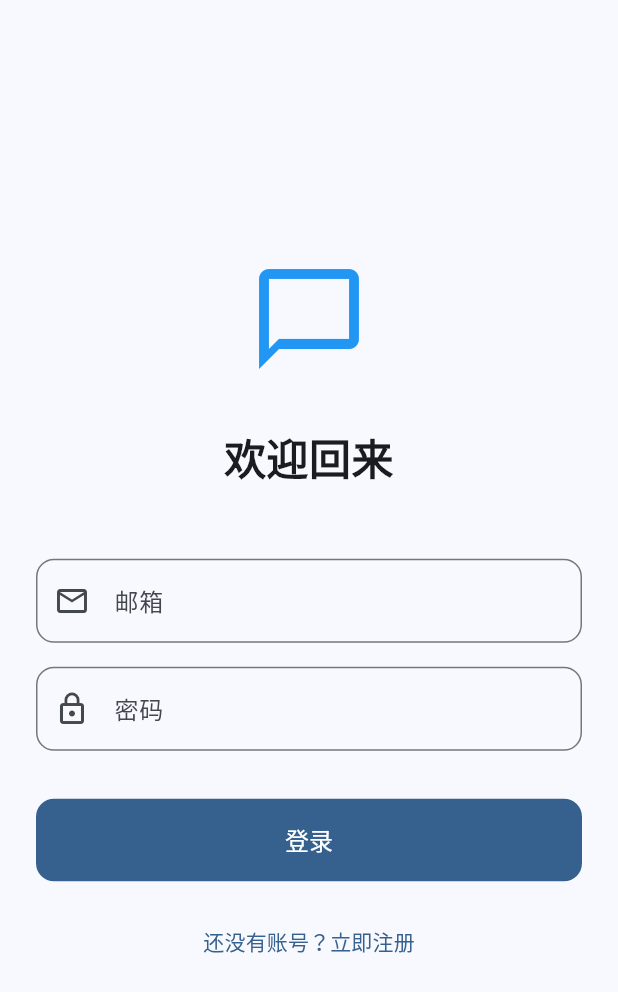
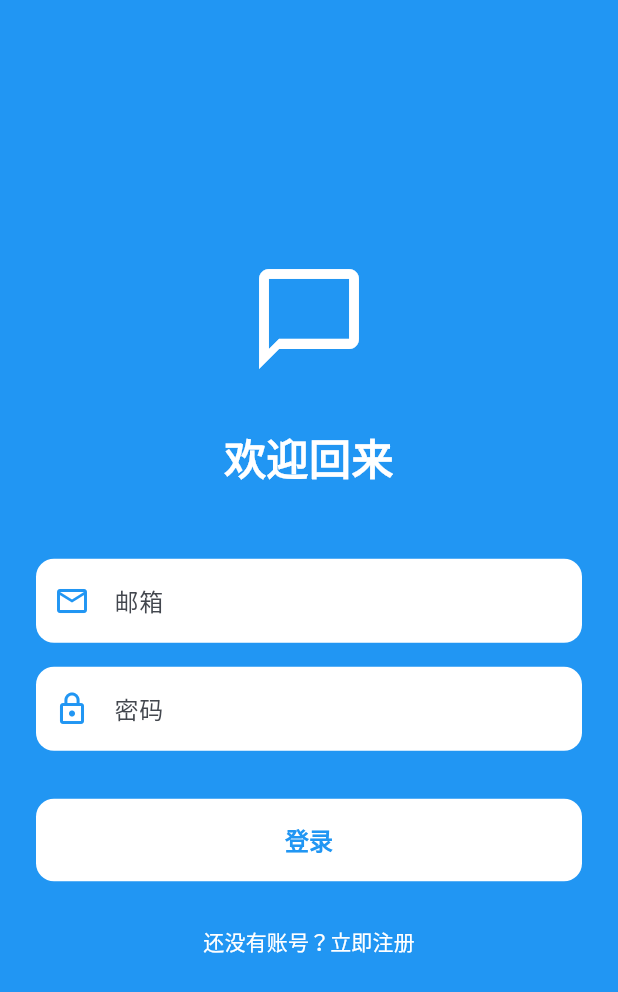
Before and after one commit to could-ai/019a9ba6-dd7a-716a-9e9c-7b02f52b9bf8, a Flutter app: the screen it shows after launch, on a phone screen of 412 x 824 dp. Shown: the top 992 px of the screen. Run offline on Flutter 3.47's test engine with Material 3 defaults, Android fonts, the phone set to English and light mode, and no system bars.

Commit message:
Updated theme to use a blue background for the AppBar globally, ensuring a consistent blue theme across the app.; Updated LoginScreen to have a blue background with white text and components for better contrast and visual appeal.

```diff
--- a/usr/lib/main.dart
+++ b/usr/lib/main.dart
@@ -18,11 +18,16 @@ class MyApp extends StatelessWidget {
         colorScheme: ColorScheme.fromSeed(
           seedColor: Colors.blue,
           brightness: Brightness.light,
+          primary: Colors.blue,
         ),
         useMaterial3: true,
+        scaffoldBackgroundColor: Colors.white,
         appBarTheme: const AppBarTheme(
           centerTitle: true,
           elevation: 0,
+          backgroundColor: Colors.blue,
+          foregroundColor: Colors.white,
+          iconTheme: IconThemeData(color: Colors.white),
         ),
       ),
       initialRoute: '/login',
--- a/usr/lib/screens/login_screen.dart
+++ b/usr/lib/screens/login_screen.dart
@@ -32,6 +32,7 @@ class _LoginScreenState extends State<LoginScreen> {
   @override
   Widget build(BuildContext context) {
     return Scaffold(
+      backgroundColor: Colors.blue, // Set background to blue
       body: SafeArea(
         child: Padding(
           padding: const EdgeInsets.all(24.0),
@@ -42,7 +43,7 @@ class _LoginScreenState extends State<LoginScreen> {
               const Icon(
                 Icons.chat_bubble_outline,
                 size: 80,
-                color: Colors.blue,
+                color: Colors.white, // White icon
               ),
               const SizedBox(height: 32),
               const Text(
@@ -50,36 +51,49 @@ class _LoginScreenState extends State<LoginScreen> {
                 style: TextStyle(
                   fontSize: 28,
                   fontWeight: FontWeight.bold,
+                  color: Colors.white, // White text
                 ),
                 textAlign: TextAlign.center,
               ),
               const SizedBox(height: 48),
               TextField(
                 controller: _emailController,
+                style: const TextStyle(color: Colors.black87),
                 decoration: InputDecoration(
                   labelText: '邮箱',
-                  prefixIcon: const Icon(Icons.email_outlined),
+                  filled: true,
+                  fillColor: Colors.white,
+                  prefixIcon: const Icon(Icons.email_outlined, color: Colors.blue),
                   border: OutlineInputBorder(
                     borderRadius: BorderRadius.circular(12),
+                    borderSide: BorderSide.none,
                   ),
+                  floatingLabelBehavior: FloatingLabelBehavior.never,
                 ),
               ),
               const SizedBox(height: 16),
               TextField(
                 controller: _passwordController,
                 obscureText: true,
+                style: const TextStyle(color: Colors.black87),
                 decoration: InputDecoration(
                   labelText: '密码',
-                  prefixIcon: const Icon(Icons.lock_outline),
+                  filled: true,
+                  fillColor: Colors.white,
+                  prefixIcon: const Icon(Icons.lock_outline, color: Colors.blue),
                   border: OutlineInputBorder(
                     borderRadius: BorderRadius.circular(12),
+                    borderSide: BorderSide.none,
                   ),
+                  floatingLabelBehavior: FloatingLabelBehavior.never,
                 ),
               ),
               const SizedBox(height: 32),
               FilledButton(
                 onPressed: _isLoading ? null : _login,
                 style: FilledButton.styleFrom(
+                  backgroundColor: Colors.white, // White button
+                  foregroundColor: Colors.blue, // Blue text
                   padding: const EdgeInsets.symmetric(vertical: 16),
                   shape: RoundedRectangleBorder(
                     borderRadius: BorderRadius.circular(12),
@@ -91,17 +105,20 @@ class _LoginScreenState extends State<LoginScreen> {
                         width: 20,
                         child: CircularProgressIndicator(
                           strokeWidth: 2,
-                          color: Colors.white,
+                          color: Colors.blue,
                         ),
                       )
                     : const Text(
                         '登录',
-                        style: TextStyle(fontSize: 16),
+                        style: TextStyle(fontSize: 16, fontWeight: FontWeight.bold),
                       ),
               ),
               const SizedBox(height: 16),
               TextButton(
                 onPressed: () {},
+                style: TextButton.styleFrom(
+                  foregroundColor: Colors.white, // White text
+                ),
                 child: const Text('还没有账号？立即注册'),
               ),
             ],
```
